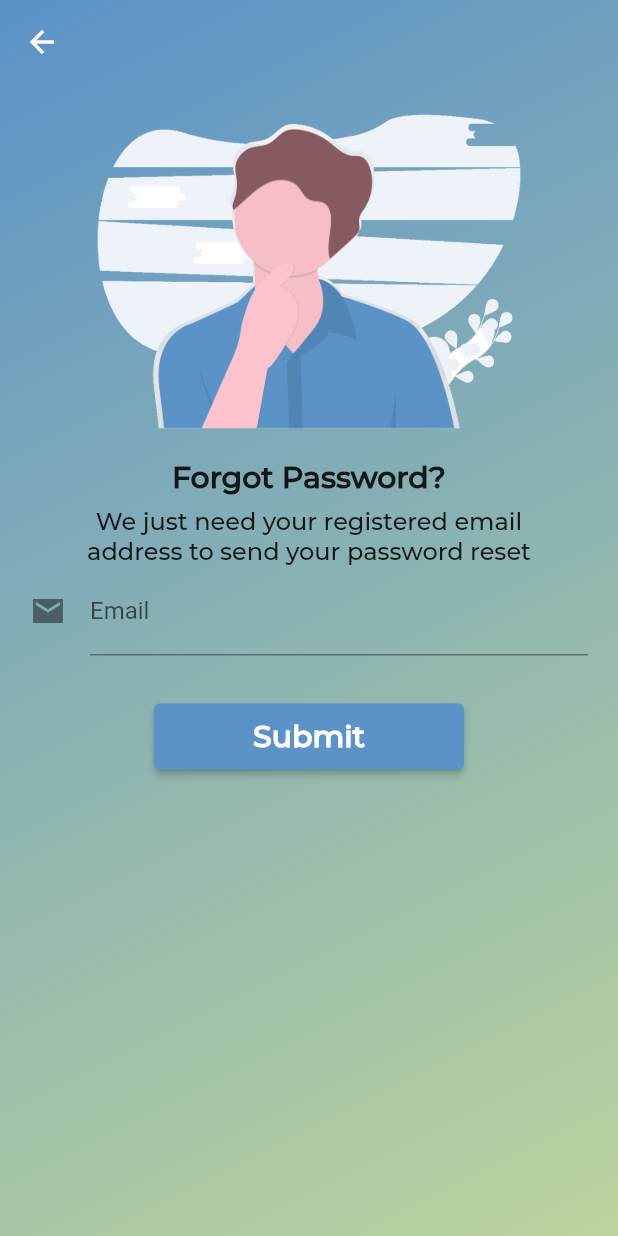
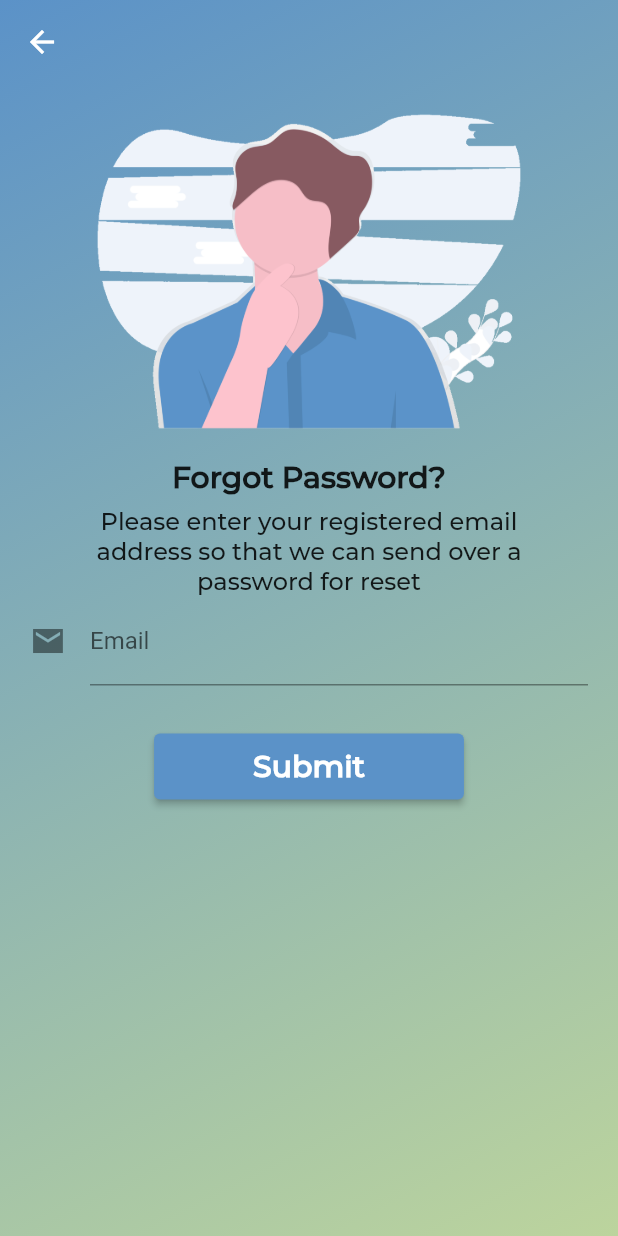
Before and after one commit to kangxinwang/denguego, a Flutter app: the ForgotPasswordScreen screen opened by its route, on a phone screen of 412 x 824 dp. Run offline on Flutter 3.47's test engine with Material 2 defaults, Android fonts, the phone set to English and light mode, and no system bars; our stand-ins replace chewie, cloud_firestore, email_validator, firebase_auth, firebase_core, flushbar and 8 more; missing offline and left inert: custom_searchable_dropdown, email_auth, web_scraper; accounts and stored records are empty.

Commit message:
rephrased some words to make it clearer

```diff
--- a/lib/boundary/AccountScreen.dart
+++ b/lib/boundary/AccountScreen.dart
@@ -94,7 +94,7 @@ class _AccountScreenState extends State<AccountScreen> {
                                       child: Text(
                                         UserAccountManager
                                                 .userDetails.SurveyDone
-                                            ? "Survey Score: ${UserAccountManager.userDetails.SurveyScore}"
+                                            ? "Survey Risk Score: ${UserAccountManager.userDetails.SurveyScore}"
                                             : 'Survey not taken',
                                         style: TextStyle(
                                           fontFamily: 'Montserrat',
@@ -117,7 +117,7 @@ class _AccountScreenState extends State<AccountScreen> {
                                       child: Text(
                                         UserAccountManager
                                                 .userDetails.SurveyDone
-                                            ? "Risk Zone: ${UserAccountManager.userDetails.RiskZone}"
+                                            ? "Risk Level: ${UserAccountManager.userDetails.RiskZone}"
                                             : 'Survey not taken',
                                         style: TextStyle(
                                           fontFamily: 'Montserrat',
--- a/lib/boundary/EmailVerificationScreen.dart
+++ b/lib/boundary/EmailVerificationScreen.dart
@@ -90,7 +90,7 @@ class _EmailVerificationState extends State<EmailVerification> {
                     Padding(
                       padding: const EdgeInsets.fromLTRB(12.0, 8, 12, 4),
                       child: Text(
-                        ' Enter your email and We will send you an OTP Message',
+                        ' Enter your email to receive an OTP.',
                         textAlign: TextAlign.center,
                         style: TextStyle(
                           fontFamily: 'Montserrat',
--- a/lib/boundary/ForgotPasswordScreen.dart
+++ b/lib/boundary/ForgotPasswordScreen.dart
@@ -59,7 +59,7 @@ class _ForgotPasswordScreenState extends State<ForgotPasswordScreen> {
                 Padding(
                   padding: const EdgeInsets.fromLTRB(35, 8, 35, 0),
                   child: Text(
-                    'We just need your registered email address to send your password reset',
+                    'Please enter your registered email address so that we can send over a password for reset',
                     textAlign: TextAlign.center,
                     style: TextStyle(
                       fontFamily: 'Montserrat',
--- a/lib/widgets/Result.dart
+++ b/lib/widgets/Result.dart
@@ -109,7 +109,7 @@ class _ResultState extends State<Result> {
           ),
           //Text
           Text(
-            'Score: ${widget.resultScore} / 100',
+            'Risk Score: ${widget.resultScore} / 100',
             style: TextStyle(
               fontSize: 32,
               fontFamily: "Montserrat",
```
